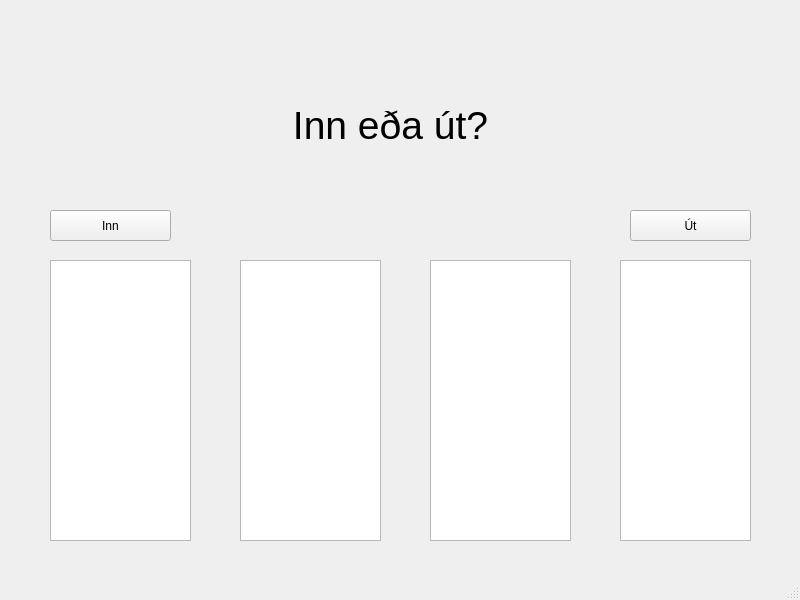
The window that gluggi.ui (jonasfreyr/Vinnu-Stimpill) describes before a commit, drawn with Qt 5.
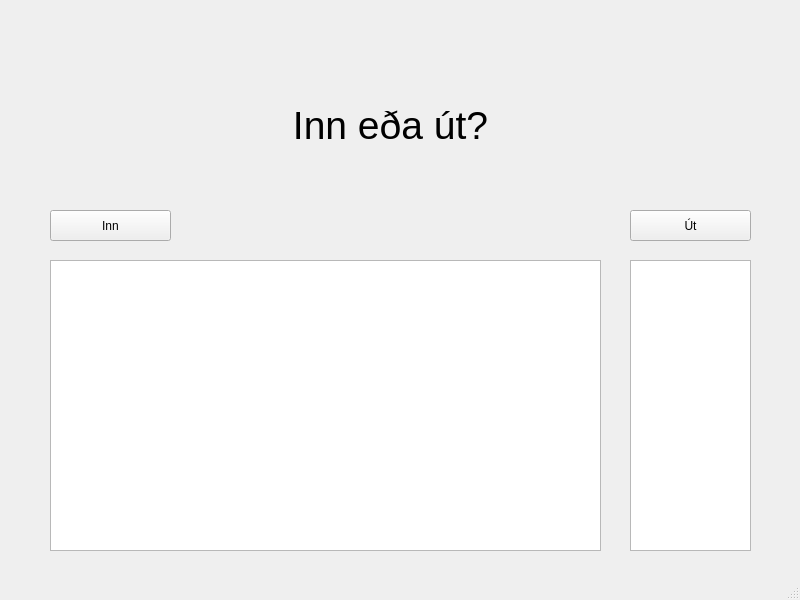
The same window after the commit.

Diff of the .ui file:
```diff
--- a/gluggi.ui
+++ b/gluggi.ui
@@ -61,43 +61,39 @@
      <string>Út</string>
     </property>
    </widget>
-   <widget class="QListWidget" name="listWidget">
+   <widget class="QTableWidget" name="tableWidget">
+    <property name="enabled">
+     <bool>true</bool>
+    </property>
     <property name="geometry">
      <rect>
       <x>50</x>
       <y>260</y>
-      <width>141</width>
-      <height>281</height>
+      <width>551</width>
+      <height>291</height>
      </rect>
     </property>
-   </widget>
-   <widget class="QListWidget" name="listWidget_2">
-    <property name="geometry">
-     <rect>
-      <x>240</x>
-      <y>260</y>
-      <width>141</width>
-      <height>281</height>
-     </rect>
+    <property name="editTriggers">
+     <set>QAbstractItemView::NoEditTriggers</set>
     </property>
    </widget>
-   <widget class="QListWidget" name="listWidget_3">
+   <widget class="QListWidget" name="listWidget">
     <property name="geometry">
      <rect>
-      <x>430</x>
+      <x>630</x>
       <y>260</y>
-      <width>141</width>
-      <height>281</height>
+      <width>121</width>
+      <height>291</height>
      </rect>
     </property>
    </widget>
-   <widget class="QListWidget" name="listWidget_4">
+   <widget class="QLabel" name="label_2">
     <property name="geometry">
      <rect>
-      <x>620</x>
-      <y>260</y>
-      <width>131</width>
-      <height>281</height>
+      <x>350</x>
+      <y>210</y>
+      <width>91</width>
+      <height>31</height>
      </rect>
     </property>
    </widget>
```
Left out of the diff: 8 changed lines with no effect on the pictures.
